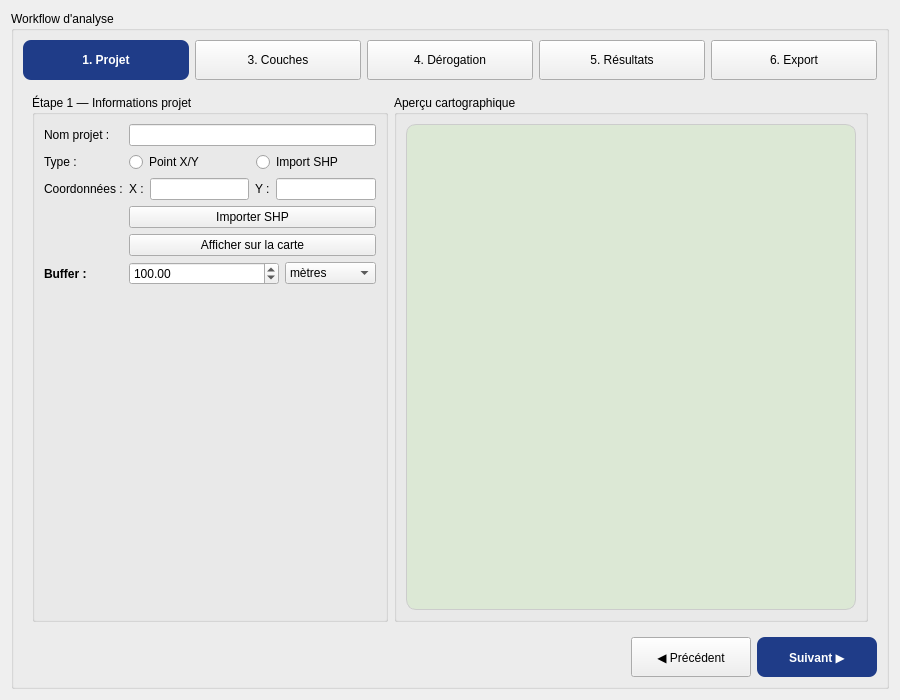
elafiamohamed/plugin_qgis, file derogation_dialog.ui: the form before one commit.
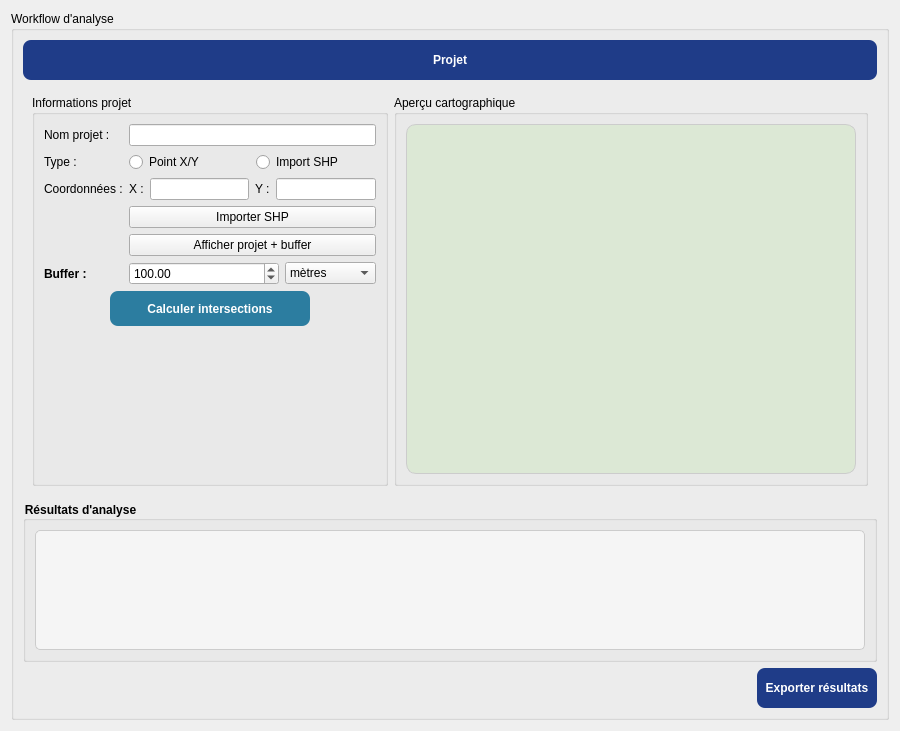
The form after the commit.

The edit to the form file:
```diff
--- a/derogation_dialog.ui
+++ b/derogation_dialog.ui
@@ -34,60 +34,7 @@
            <string notr="true">background-color:#1f3c88; color:white; font-weight:bold; border-radius:8px; padding:5px;</string>
           </property>
           <property name="text">
-           <string>1. Projet</string>
-          </property>
-         </widget>
-        </item>
-        
-        <item>
-         <widget class="QPushButton" name="stepCouches">
-          <property name="minimumSize">
-           <size>
-            <width>120</width>
-            <height>40</height>
-           </size>
-          </property>
-          <property name="text">
-           <string>3. Couches</string>
-          </property>
-         </widget>
-        </item>
-        <item>
-         <widget class="QPushButton" name="stepDerogation">
-          <property name="minimumSize">
-           <size>
-            <width>120</width>
-            <height>40</height>
-           </size>
-          </property>
-          <property name="text">
-           <string>4. Dérogation</string>
-          </property>
-         </widget>
-        </item>
-        <item>
-         <widget class="QPushButton" name="stepResults">
-          <property name="minimumSize">
-           <size>
-            <width>120</width>
-            <height>40</height>
-           </size>
-          </property>
-          <property name="text">
-           <string>5. Résultats</string>
-          </property>
-         </widget>
-        </item>
-        <item>
-         <widget class="QPushButton" name="stepExport">
-          <property name="minimumSize">
-           <size>
-            <width>120</width>
-            <height>40</height>
-           </size>
-          </property>
-          <property name="text">
-           <string>6. Export</string>
+           <string>Projet</string>
           </property>
          </widget>
         </item>
@@ -100,7 +47,7 @@
           <item>
            <widget class="QGroupBox" name="groupProjetWizard">
             <property name="title">
-            <string>Étape 1 — Informations projet</string>
+             <string>Informations projet</string>
             </property>
             <layout class="QFormLayout" name="formProjetWizard">
             <item row="0" column="0">
@@ -179,7 +126,7 @@
             <item row="4" column="1">
             <widget class="QPushButton" name="btnAfficherProjet">
                 <property name="text">
-                <string>Afficher sur la carte</string>
+                <string>Afficher projet + buffer</string>
                 </property>
             </widget>
             </item>
@@ -247,7 +194,54 @@
                 </item>
             </layout>
             </item>
-            
+
+             <!-- BOUTON CALCULER INTERSECTIONS - Ligne 6 -->
+             <item row="6" column="0" colspan="2">
+              <layout class="QHBoxLayout" name="layoutCalculIntersections">
+               <item>
+                <spacer name="horizontalSpacerIntersections">
+                 <property name="orientation">
+                  <enum>Qt::Horizontal</enum>
+                 </property>
+                 <property name="sizeHint" stdset="0">
+                  <size>
+                   <width>40</width>
+                   <height>20</height>
+                  </size>
+                 </property>
+                </spacer>
+               </item>
+               <item>
+                <widget class="QPushButton" name="btnCalculerIntersections">
+                 <property name="minimumSize">
+                  <size>
+                   <width>200</width>
+                   <height>35</height>
+                  </size>
+                 </property>
+                 <property name="styleSheet">
+                  <string notr="true">background-color:#2c7da0; color:white; font-weight:bold; border-radius:8px; padding:5px;</string>
+                 </property>
+                 <property name="text">
+                  <string>Calculer intersections</string>
+                 </property>
+                </widget>
+               </item>
+               <item>
+                <spacer name="horizontalSpacerIntersections2">
+                 <property name="orientation">
+                  <enum>Qt::Horizontal</enum>
+                 </property>
+                 <property name="sizeHint" stdset="0">
+                  <size>
+                   <width>40</width>
+                   <height>20</height>
+                  </size>
+                 </property>
+                </spacer>
+               </item>
+              </layout>
+             </item>
             </layout>
             </widget>
           </item>
@@ -277,6 +271,34 @@
         </widget>
        </widget>
       </item>
+
+      <!-- ZONE DE RÉSULTATS -->
+      <item>
+       <widget class="QGroupBox" name="groupResults">
+        <property name="title">
+         <string>Résultats d'analyse</string>
+        </property>
+        <property name="styleSheet">
+         <string notr="true">QGroupBox { font-weight: bold; }</string>
+        </property>
+        <layout class="QVBoxLayout" name="layoutResults">
+         <item>
+          <widget class="QTextBrowser" name="textResults">
+           <property name="minimumSize">
+            <size>
+             <width>0</width>
+             <height>120</height>
+            </size>
+           </property>
+           <property name="styleSheet">
+            <string notr="true">background-color:#f5f5f5; border:1px solid #cccccc; border-radius:5px; font-family: monospace;</string>
+           </property>
+          </widget>
+         </item>
+        </layout>
+       </widget>
+      </item>
+
       <item>
        <layout class="QHBoxLayout" name="layoutNavigation">
         <item>
@@ -292,19 +314,6 @@
           </property>
          </spacer>
         </item>
-        <item>
-         <widget class="QPushButton" name="btnPrevious">
-          <property name="minimumSize">
-           <size>
-            <width>120</width>
-            <height>40</height>
-           </size>
-          </property>
-          <property name="text">
-           <string>◀ Précédent</string>
-          </property>
-         </widget>
-        </item>
         <item>
          <widget class="QPushButton" name="btnNext">
           <property name="minimumSize">
@@ -317,7 +326,7 @@
            <string notr="true">background-color:#1f3c88; color:white; font-weight:bold; border-radius:8px;</string>
           </property>
           <property name="text">
-           <string>Suivant ▶</string>
+           <string>Exporter résultats</string>
           </property>
          </widget>
         </item>
```
Left out of the diff: 4 changed lines with no effect on the pictures. Lines whose indentation alone changed are shown as unchanged.
